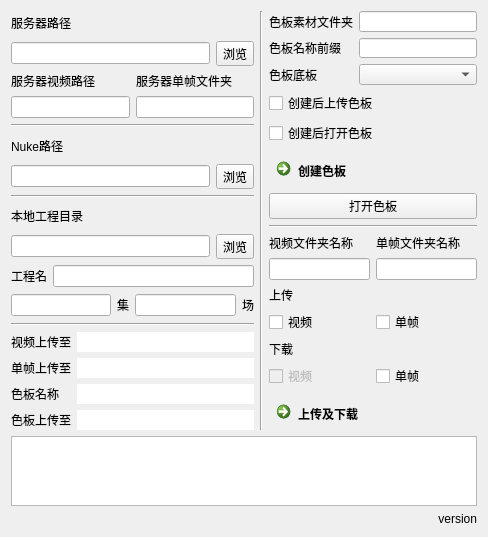
Old version of the form video-processing/SceneTools/SceneTools.ui in the repository NateScarlet/Scripts.
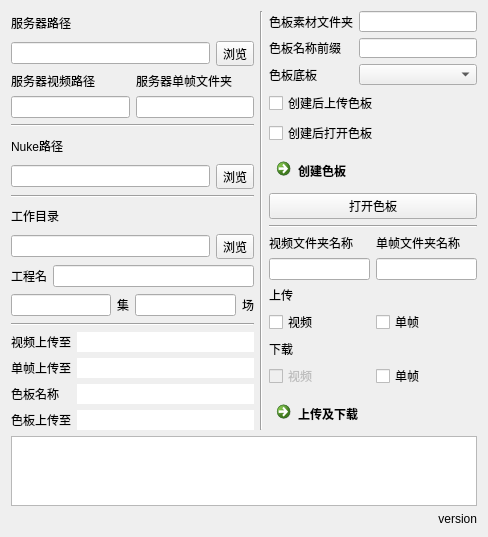
New version of the form.

The edit to the form file:
```diff
--- a/video-processing/SceneTools/SceneTools.ui
+++ b/video-processing/SceneTools/SceneTools.ui
@@ -109,7 +109,7 @@
        <item>
         <widget class="QLabel" name="label_6">
          <property name="text">
-          <string>本地工程目录</string>
+          <string>工作目录</string>
          </property>
         </widget>
        </item>
```
